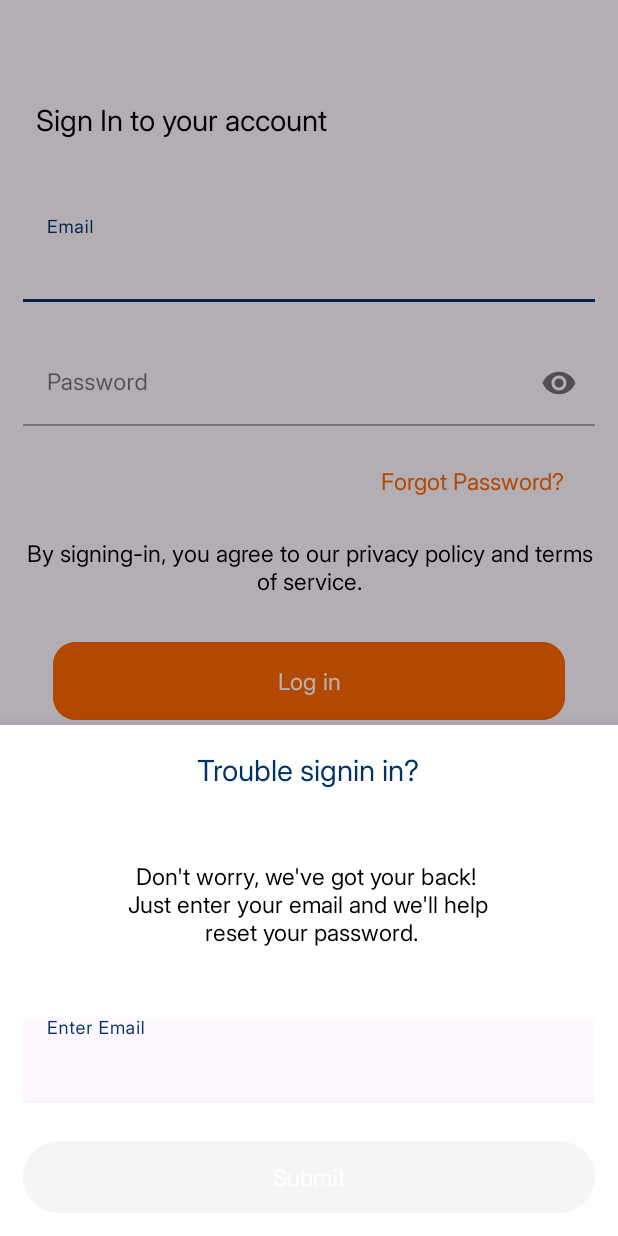
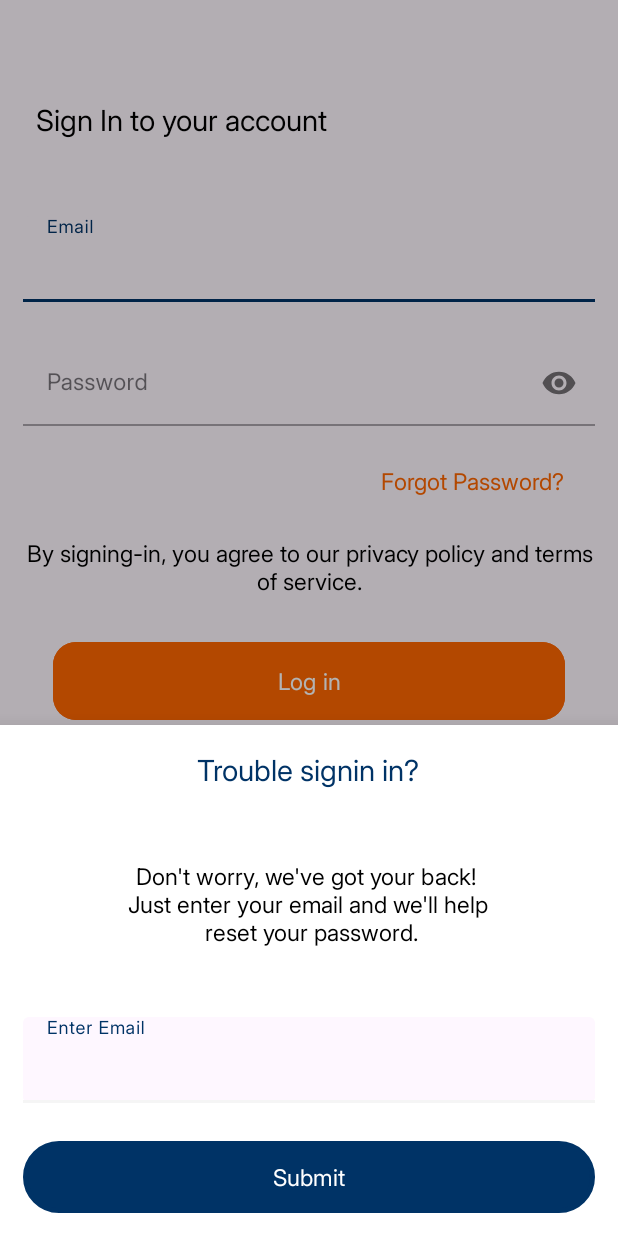
Before and after one commit to muchaisam/Rentalwheels, an Android app built with Jetpack Compose: the fragment ResetPasswordFragment placed in its activity, on a phone screen of 412 x 824 dp. Run offline under Robolectric (Android 15) with nearby library versions, the phone set to English and light mode, and no system bars; our stand-ins replace CircleImageView, Firebase (no records; nobody signed in at launch, a user with empty details on screens opened directly).

Commit message:
fix(ui): Add background tint to Submit button in reset password layout

```diff
--- a/app/src/main/res/layout/fragment_reset_password.xml
+++ b/app/src/main/res/layout/fragment_reset_password.xml
@@ -55,6 +55,7 @@
             android:layout_width="match_parent"
             android:layout_height="wrap_content"
             android:layout_marginTop="25dp"
+            app:backgroundTint="@color/primary"
             android:background="@drawable/borderlayout"
             android:text="Submit"
             android:textColor="@color/white"
```
